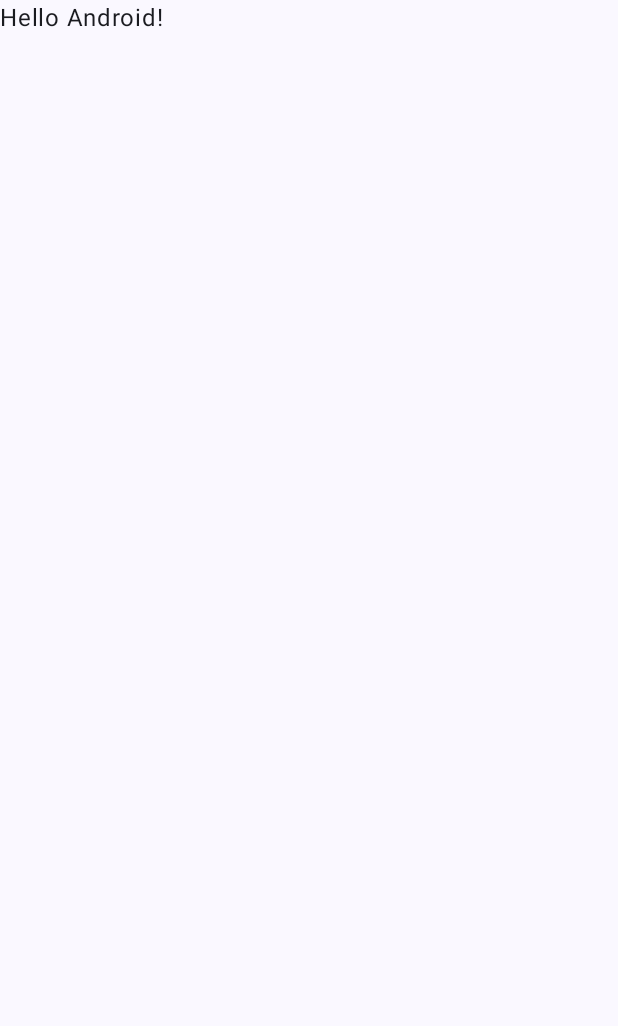
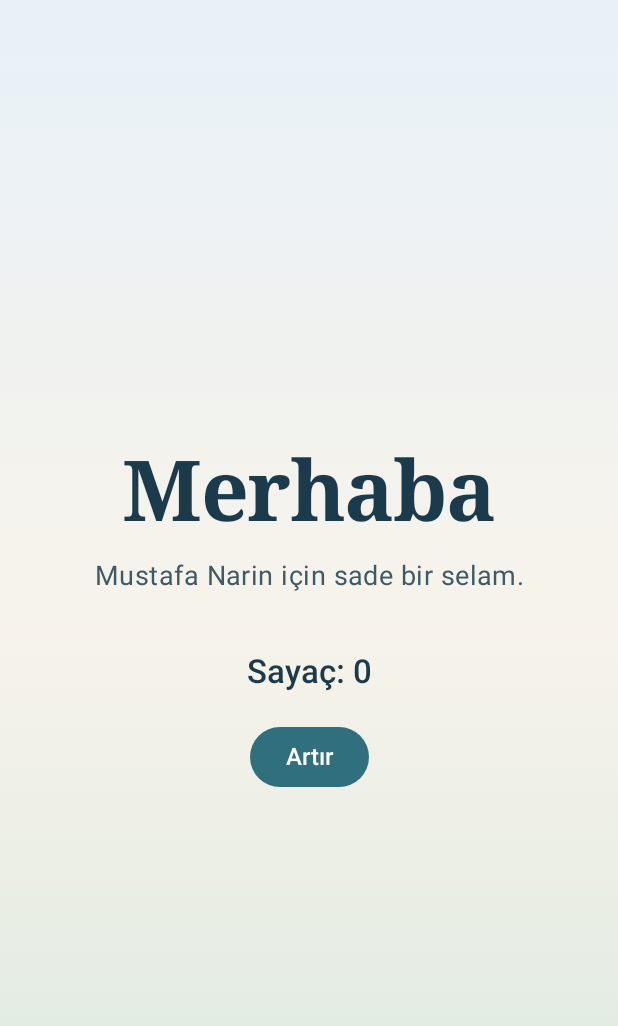
Before and after one commit to mnarin26/gardener, an Android app built with Jetpack Compose: the screen it shows after launch (MainActivity), on a phone screen of 412 x 824 dp. Before the commit the part shown is almost empty. Shown: the top 1026 px of the screen. Run offline under Robolectric (Android 15) with nearby library versions, the phone set to English and light mode, and no system bars.

Commit message:
Turn project into Merhaba Compose app for Mustafa Narin.
Rename package to com.mustafa.merhaba, add a single-screen greeting with a counter button, and keep minSdk 26 / targetSdk 37.

Co-authored-by: mnarin26 <mnarin26@users.noreply.github.com>

```diff
--- a/app/build.gradle.kts
+++ b/app/build.gradle.kts
@@ -4,13 +4,13 @@ plugins {
 }
 
 android {
-    namespace = "com.example.gardener"
+    namespace = "com.mustafa.merhaba"
     compileSdk {
         version = release(37)
     }
 
     defaultConfig {
-        applicationId = "com.example.gardener"
+        applicationId = "com.mustafa.merhaba"
         minSdk = 26
         targetSdk = 37
         versionCode = 1
--- a/app/src/main/AndroidManifest.xml
+++ b/app/src/main/AndroidManifest.xml
@@ -10,12 +10,12 @@
         android:label="@string/app_name"
         android:roundIcon="@mipmap/ic_launcher_round"
         android:supportsRtl="true"
-        android:theme="@style/Theme.Gardener">
+        android:theme="@style/Theme.Merhaba">
         <activity
             android:name=".MainActivity"
             android:exported="true"
             android:label="@string/app_name"
-            android:theme="@style/Theme.Gardener"
+            android:theme="@style/Theme.Merhaba"
             android:windowSoftInputMode="adjustResize">
             <intent-filter>
                 <action android:name="android.intent.action.MAIN" />
--- a/app/src/main/java/com/example/gardener/MainActivity.kt
+++ /dev/null
@@ -1,47 +0,0 @@
-package com.example.gardener
-
-import android.os.Bundle
-import androidx.activity.ComponentActivity
-import androidx.activity.compose.setContent
-import androidx.activity.enableEdgeToEdge
-import androidx.compose.foundation.layout.fillMaxSize
-import androidx.compose.foundation.layout.padding
-import androidx.compose.material3.Scaffold
-import androidx.compose.material3.Text
-import androidx.compose.runtime.Composable
-import androidx.compose.ui.Modifier
-import androidx.compose.ui.tooling.preview.Preview
-import com.example.gardener.ui.theme.GardenerTheme
-
-class MainActivity : ComponentActivity() {
-    override fun onCreate(savedInstanceState: Bundle?) {
-        super.onCreate(savedInstanceState)
-        enableEdgeToEdge()
-        setContent {
-            GardenerTheme {
-                Scaffold(modifier = Modifier.fillMaxSize()) { innerPadding ->
-                    Greeting(
-                        name = "Android",
-                        modifier = Modifier.padding(innerPadding)
-                    )
-                }
-            }
-        }
-    }
-}
-
-@Composable
-fun Greeting(name: String, modifier: Modifier = Modifier) {
-    Text(
-        text = "Hello $name!",
-        modifier = modifier
-    )
-}
-
-@Preview(showBackground = true)
-@Composable
-fun GreetingPreview() {
-    GardenerTheme {
-        Greeting("Android")
-    }
-}
--- a/app/src/main/java/com/example/gardener/ui/theme/Color.kt
+++ /dev/null
@@ -1,11 +0,0 @@
-package com.example.gardener.ui.theme
-
-import androidx.compose.ui.graphics.Color
-
-val Purple80 = Color(0xFFD0BCFF)
-val PurpleGrey80 = Color(0xFFCCC2DC)
-val Pink80 = Color(0xFFEFB8C8)
-
-val Purple40 = Color(0xFF6650a4)
-val PurpleGrey40 = Color(0xFF625b71)
-val Pink40 = Color(0xFF7D5260)
--- a/app/src/main/java/com/example/gardener/ui/theme/Theme.kt
+++ /dev/null
@@ -1,58 +0,0 @@
-package com.example.gardener.ui.theme
-
-import android.app.Activity
-import android.os.Build
-import androidx.compose.foundation.isSystemInDarkTheme
-import androidx.compose.material3.MaterialTheme
-import androidx.compose.material3.darkColorScheme
-import androidx.compose.material3.dynamicDarkColorScheme
-import androidx.compose.material3.dynamicLightColorScheme
-import androidx.compose.material3.lightColorScheme
-import androidx.compose.runtime.Composable
-import androidx.compose.ui.platform.LocalContext
-
-private val DarkColorScheme = darkColorScheme(
-    primary = Purple80,
-    secondary = PurpleGrey80,
-    tertiary = Pink80
-)
-
-private val LightColorScheme = lightColorScheme(
-    primary = Purple40,
-    secondary = PurpleGrey40,
-    tertiary = Pink40
-
-    /* Other default colors to override
-    background = Color(0xFFFFFBFE),
-    surface = Color(0xFFFFFBFE),
-    onPrimary = Color.White,
-    onSecondary = Color.White,
-    onTertiary = Color.White,
-    onBackground = Color(0xFF1C1B1F),
-    onSurface = Color(0xFF1C1B1F),
-    */
-)
-
-@Composable
-fun GardenerTheme(
-    darkTheme: Boolean = isSystemInDarkTheme(),
-    // Dynamic color is available on Android 12+
-    dynamicColor: Boolean = true,
-    content: @Composable () -> Unit
-) {
-    val colorScheme = when {
-        dynamicColor && Build.VERSION.SDK_INT >= Build.VERSION_CODES.S -> {
-            val context = LocalContext.current
-            if (darkTheme) dynamicDarkColorScheme(context) else dynamicLightColorScheme(context)
-        }
-
-        darkTheme -> DarkColorScheme
-        else -> LightColorScheme
-    }
-
-    MaterialTheme(
-        colorScheme = colorScheme,
-        typography = Typography,
-        content = content
-    )
-}
--- a/app/src/main/java/com/example/gardener/ui/theme/Type.kt
+++ /dev/null
@@ -1,34 +0,0 @@
-package com.example.gardener.ui.theme
-
-import androidx.compose.material3.Typography
-import androidx.compose.ui.text.TextStyle
-import androidx.compose.ui.text.font.FontFamily
-import androidx.compose.ui.text.font.FontWeight
-import androidx.compose.ui.unit.sp
-
-// Set of Material typography styles to start with
-val Typography = Typography(
-    bodyLarge = TextStyle(
-        fontFamily = FontFamily.Default,
-        fontWeight = FontWeight.Normal,
-        fontSize = 16.sp,
-        lineHeight = 24.sp,
-        letterSpacing = 0.5.sp
-    )
-    /* Other default text styles to override
-    titleLarge = TextStyle(
-        fontFamily = FontFamily.Default,
-        fontWeight = FontWeight.Normal,
-        fontSize = 22.sp,
-        lineHeight = 28.sp,
-        letterSpacing = 0.sp
-    ),
-    labelSmall = TextStyle(
-        fontFamily = FontFamily.Default,
-        fontWeight = FontWeight.Medium,
-        fontSize = 11.sp,
-        lineHeight = 16.sp,
-        letterSpacing = 0.5.sp
-    )
-    */
-)
--- /dev/null
+++ b/app/src/main/java/com/mustafa/merhaba/MainActivity.kt
@@ -0,0 +1,116 @@
+package com.mustafa.merhaba
+
+import android.os.Bundle
+import androidx.activity.ComponentActivity
+import androidx.activity.compose.setContent
+import androidx.activity.enableEdgeToEdge
+import androidx.compose.foundation.background
+import androidx.compose.foundation.layout.Arrangement
+import androidx.compose.foundation.layout.Box
+import androidx.compose.foundation.layout.Column
+import androidx.compose.foundation.layout.Spacer
+import androidx.compose.foundation.layout.fillMaxSize
+import androidx.compose.foundation.layout.height
+import androidx.compose.foundation.layout.padding
+import androidx.compose.foundation.layout.systemBarsPadding
+import androidx.compose.material3.Button
+import androidx.compose.material3.MaterialTheme
+import androidx.compose.material3.Text
+import androidx.compose.runtime.Composable
+import androidx.compose.runtime.getValue
+import androidx.compose.runtime.mutableIntStateOf
+import androidx.compose.runtime.saveable.rememberSaveable
+import androidx.compose.runtime.setValue
+import androidx.compose.ui.Alignment
+import androidx.compose.ui.Modifier
+import androidx.compose.ui.graphics.Brush
+import androidx.compose.ui.graphics.Color
+import androidx.compose.ui.text.font.FontWeight
+import androidx.compose.ui.text.style.TextAlign
+import androidx.compose.ui.tooling.preview.Preview
+import androidx.compose.ui.unit.dp
+import androidx.compose.ui.unit.sp
+import com.mustafa.merhaba.ui.theme.MerhabaTheme
+
+class MainActivity : ComponentActivity() {
+    override fun onCreate(savedInstanceState: Bundle?) {
+        super.onCreate(savedInstanceState)
+        enableEdgeToEdge()
+        setContent {
+            MerhabaTheme {
+                MerhabaScreen()
+            }
+        }
+    }
+}
+
+@Composable
+fun MerhabaScreen() {
+    var count by rememberSaveable { mutableIntStateOf(0) }
+
+    Box(
+        modifier = Modifier
+            .fillMaxSize()
+            .background(
+                Brush.verticalGradient(
+                    colors = listOf(
+                        Color(0xFFE8F1F8),
+                        Color(0xFFF7F3EA),
+                        Color(0xFFD9E8DF),
+                    )
+                )
+            )
+            .systemBarsPadding()
+            .padding(horizontal = 32.dp)
+    ) {
+        Column(
+            modifier = Modifier
+                .fillMaxSize()
+                .padding(vertical = 48.dp),
+            verticalArrangement = Arrangement.Center,
+            horizontalAlignment = Alignment.CenterHorizontally
+        ) {
+            Text(
+                text = "Merhaba",
+                style = MaterialTheme.typography.displayLarge.copy(
+                    fontSize = 56.sp,
+                    fontWeight = FontWeight.Bold,
+                    letterSpacing = (-1).sp
+                ),
+                color = Color(0xFF1B3A4B),
+                textAlign = TextAlign.Center
+            )
+            Spacer(modifier = Modifier.height(12.dp))
+            Text(
+                text = "Mustafa Narin için sade bir selam.",
+                style = MaterialTheme.typography.bodyLarge.copy(fontSize = 18.sp),
+                color = Color(0xFF3D5A66),
+                textAlign = TextAlign.Center
+            )
+            Spacer(modifier = Modifier.height(40.dp))
+            Text(
+                text = "Sayaç: $count",
+                style = MaterialTheme.typography.titleMedium.copy(
+                    fontSize = 22.sp,
+                    fontWeight = FontWeight.Medium
+                ),
+                color = Color(0xFF1B3A4B)
+            )
+            Spacer(modifier = Modifier.height(20.dp))
+            Button(onClick = { count += 1 }) {
+                Text(
+                    text = "Artır",
+                    style = MaterialTheme.typography.labelLarge.copy(fontSize = 16.sp)
+                )
+            }
+        }
+    }
+}
+
+@Preview(showBackground = true)
+@Composable
+fun MerhabaScreenPreview() {
+    MerhabaTheme {
+        MerhabaScreen()
+    }
+}
--- /dev/null
+++ b/app/src/main/java/com/mustafa/merhaba/ui/theme/Color.kt
@@ -0,0 +1,10 @@
+package com.mustafa.merhaba.ui.theme
+
+import androidx.compose.ui.graphics.Color
+
+val SeaMist = Color(0xFF2F6F7E)
+val SeaMistDark = Color(0xFF8FC4CF)
+val Sand = Color(0xFFC4A574)
+val SandDark = Color(0xFFE2C9A0)
+val Leaf = Color(0xFF4A7C59)
+val LeafDark = Color(0xFF9BC4A8)
--- /dev/null
+++ b/app/src/main/java/com/mustafa/merhaba/ui/theme/Theme.kt
@@ -0,0 +1,44 @@
+package com.mustafa.merhaba.ui.theme
+
+import androidx.compose.foundation.isSystemInDarkTheme
+import androidx.compose.material3.MaterialTheme
+import androidx.compose.material3.darkColorScheme
+import androidx.compose.material3.lightColorScheme
+import androidx.compose.runtime.Composable
+import androidx.compose.ui.graphics.Color
+
+private val DarkColorScheme = darkColorScheme(
+    primary = SeaMistDark,
+    secondary = SandDark,
+    tertiary = LeafDark,
+    background = Color(0xFF122028),
+    surface = Color(0xFF1A2C35),
+    onPrimary = Color(0xFF0D1F24),
+    onBackground = Color(0xFFE8F1F8),
+    onSurface = Color(0xFFE8F1F8)
+)
+
+private val LightColorScheme = lightColorScheme(
+    primary = SeaMist,
+    secondary = Sand,
+    tertiary = Leaf,
+    background = Color(0xFFF7F3EA),
+    surface = Color(0xFFFFFFFF),
+    onPrimary = Color.White,
+    onBackground = Color(0xFF1B3A4B),
+    onSurface = Color(0xFF1B3A4B)
+)
+
+@Composable
+fun MerhabaTheme(
+    darkTheme: Boolean = isSystemInDarkTheme(),
+    content: @Composable () -> Unit
+) {
+    val colorScheme = if (darkTheme) DarkColorScheme else LightColorScheme
+
+    MaterialTheme(
+        colorScheme = colorScheme,
+        typography = Typography,
+        content = content
+    )
+}
--- /dev/null
+++ b/app/src/main/java/com/mustafa/merhaba/ui/theme/Type.kt
@@ -0,0 +1,36 @@
+package com.mustafa.merhaba.ui.theme
+
+import androidx.compose.material3.Typography
+import androidx.compose.ui.text.TextStyle
+import androidx.compose.ui.text.font.FontFamily
+import androidx.compose.ui.text.font.FontWeight
+import androidx.compose.ui.unit.sp
+
+val Typography = Typography(
+    displayLarge = TextStyle(
+        fontFamily = FontFamily.Serif,
+        fontWeight = FontWeight.Bold,
+        fontSize = 56.sp,
+        lineHeight = 64.sp,
+        letterSpacing = (-1).sp
+    ),
+    bodyLarge = TextStyle(
+        fontFamily = FontFamily.SansSerif,
+        fontWeight = FontWeight.Normal,
+        fontSize = 16.sp,
+        lineHeight = 24.sp,
+        letterSpacing = 0.3.sp
+    ),
+    titleMedium = TextStyle(
+        fontFamily = FontFamily.SansSerif,
+        fontWeight = FontWeight.Medium,
+        fontSize = 22.sp,
+        lineHeight = 28.sp
+    ),
+    labelLarge = TextStyle(
+        fontFamily = FontFamily.SansSerif,
+        fontWeight = FontWeight.Medium,
+        fontSize = 16.sp,
+        lineHeight = 20.sp
+    )
+)
--- a/app/src/main/res/values/strings.xml
+++ b/app/src/main/res/values/strings.xml
@@ -1,3 +1,3 @@
 <resources>
-    <string name="app_name">Gardener</string>
+    <string name="app_name">Merhaba</string>
 </resources>
--- a/app/src/main/res/values/themes.xml
+++ b/app/src/main/res/values/themes.xml
@@ -1,5 +1,4 @@
 <?xml version="1.0" encoding="utf-8"?>
 <resources>
-
-    <style name="Theme.Gardener" parent="android:Theme.Material.Light.NoActionBar" />
+    <style name="Theme.Merhaba" parent="android:Theme.Material.Light.NoActionBar" />
 </resources>
--- a/settings.gradle.kts
+++ b/settings.gradle.kts
@@ -22,5 +22,5 @@ dependencyResolutionManagement {
     }
 }
 
-rootProject.name = "Gardener"
+rootProject.name = "Merhaba"
 include(":app")
```
Also changed, not shown: app/src/main/res/values/colors.xml (+3 -5 lines), 5 other files.
